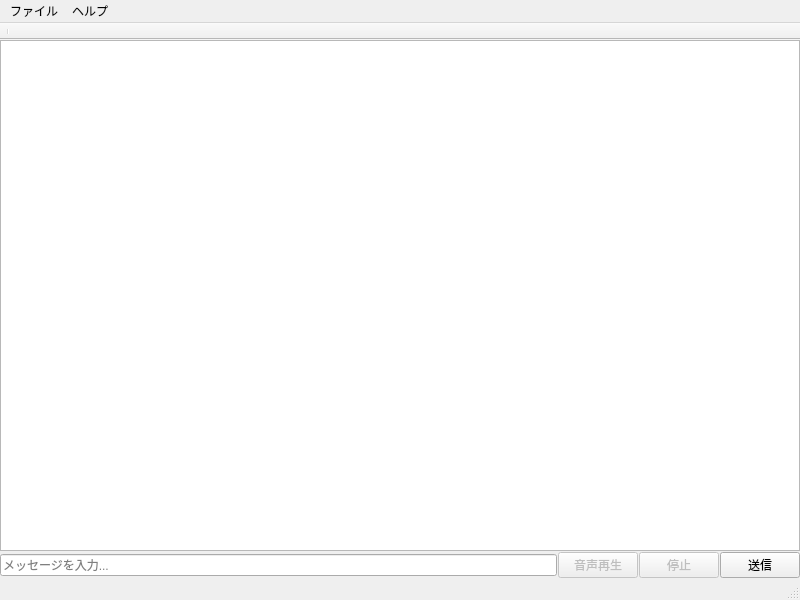
mitayuki3/flexichat, file src/MainWindow.ui: the form before one commit.
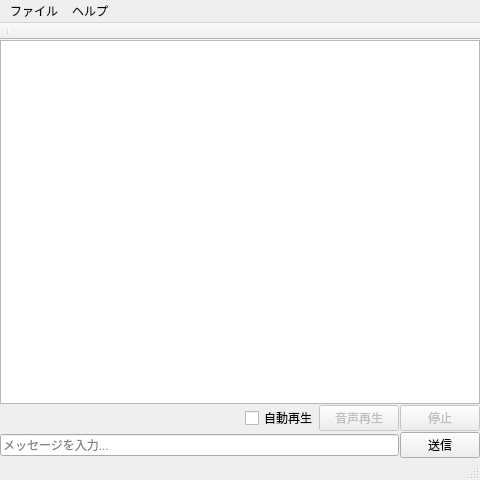
The form after the commit.

Commit message: 自動再生設定のチェックボックス

The edit to the form file:
```diff
--- a/src/MainWindow.ui
+++ b/src/MainWindow.ui
@@ -6,8 +6,8 @@
    <rect>
     <x>0</x>
     <y>0</y>
-    <width>800</width>
-    <height>600</height>
+    <width>480</width>
+    <height>480</height>
    </rect>
   </property>
   <property name="windowTitle">
@@ -53,14 +53,24 @@
      </widget>
     </item>
     <item>
-     <layout class="QHBoxLayout" name="inputLayout">
-      <property name="spacing">
-       <number>1</number>
-      </property>
+     <layout class="QHBoxLayout" name="speechLayout">
+      <item>
+       <spacer name="horizontalSpacer">
+        <property name="orientation">
+         <enum>Qt::Orientation::Horizontal</enum>
+        </property>
+        <property name="sizeHint" stdset="0">
+         <size>
+          <width>40</width>
+          <height>20</height>
+         </size>
+        </property>
+       </spacer>
+      </item>
       <item>
-       <widget class="QLineEdit" name="inputField">
-        <property name="placeholderText">
-         <string>メッセージを入力...</string>
+       <widget class="QCheckBox" name="autoplayCheckBox">
+        <property name="text">
+         <string>自動再生</string>
         </property>
        </widget>
       </item>
@@ -84,6 +94,20 @@
         </property>
        </widget>
       </item>
+     </layout>
+    </item>
+    <item>
+     <layout class="QHBoxLayout" name="inputLayout">
+      <property name="spacing">
+       <number>1</number>
+      </property>
+      <item>
+       <widget class="QLineEdit" name="inputField">
+        <property name="placeholderText">
+         <string>メッセージを入力...</string>
+        </property>
+       </widget>
+      </item>
       <item>
        <widget class="QPushButton" name="sendButton">
         <property name="text">
@@ -100,7 +124,7 @@
     <rect>
      <x>0</x>
      <y>0</y>
-     <width>800</width>
+     <width>480</width>
      <height>18</height>
     </rect>
    </property>
```
The commit also changes 3 other files.
